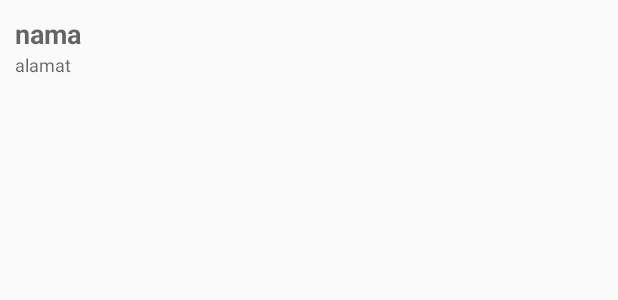
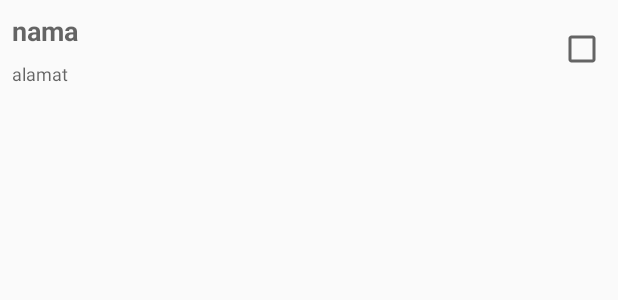
Before and after one commit to saputraiqbal/CariKuliner, an Android app: the layout row_pilih_data.xml on its own in the app's theme, with its tools: preview values and no code run, on a phone screen of 412 x 824 dp. Shown: the top 300 px of the screen. Run offline under Robolectric (Android 15) with nearby library versions, the phone set to English and light mode, and no system bars.

Commit message:
Phase 2 : Set data to retrieve result from web service
Phase 2 - Step 2 :
- Send data from web service to adapter to view a bunch of alternative datas that will be chosen by user
- Retrieve data chosen from adapter to packed before send it to web service

[Update]
- Use SharedPreferences instead of using Intent to store data preferences that will be used to set recommendation data from web service
- Update adapter UI

```diff
--- /dev/null
+++ b/app/src/main/res/drawable/ic_check_black_24dp.xml
@@ -0,0 +1,5 @@
+<vector android:height="24dp" android:tint="#FFFFFF"
+    android:viewportHeight="24.0" android:viewportWidth="24.0"
+    android:width="24dp" xmlns:android="http://schemas.android.com/apk/res/android">
+    <path android:fillColor="#FF000000" android:pathData="M9,16.17L4.83,12l-1.42,1.41L9,19 21,7l-1.41,-1.41z"/>
+</vector>
--- a/app/src/main/res/layout/row_pilih_data.xml
+++ b/app/src/main/res/layout/row_pilih_data.xml
@@ -1,17 +1,28 @@
 <?xml version="1.0" encoding="utf-8"?>
-<LinearLayout xmlns:android="http://schemas.android.com/apk/res/android" android:layout_width="match_parent"
+<android.support.constraint.ConstraintLayout xmlns:android="http://schemas.android.com/apk/res/android"
+    xmlns:app="http://schemas.android.com/apk/res-auto"
+    xmlns:tools="http://schemas.android.com/tools"
+    android:id="@+id/linearLayout"
+    android:layout_width="match_parent"
     android:layout_height="wrap_content">
+
+    <LinearLayout
+        android:layout_width="match_parent"
+        android:layout_height="match_parent"
+        android:orientation="horizontal"
+        android:padding="8dp">
 
         <RelativeLayout
             android:layout_width="wrap_content"
             android:layout_height="wrap_content"
-        android:layout_margin="10dp">
+            android:layout_weight="1">
 
             <TextView
                 android:id="@+id/vNamaData"
                 android:layout_width="wrap_content"
                 android:layout_height="wrap_content"
                 android:hint="nama"
+                android:singleLine="true"
                 android:textSize="18dp"
                 android:textStyle="bold" />
 
@@ -19,9 +30,21 @@
                 android:id="@+id/vAlamatData"
                 android:layout_width="wrap_content"
                 android:layout_height="wrap_content"
+                android:layout_below="@id/vNamaData"
+                android:layout_marginTop="8dp"
                 android:hint="alamat"
-            android:textSize="12dp"
-            android:layout_below="@id/vNamaData"/>
+                android:singleLine="true"
+                android:textSize="12dp" />
         </RelativeLayout>
 
+        <CheckBox
+            android:id="@+id/cbData"
+            android:layout_width="wrap_content"
+            android:layout_height="wrap_content"
+            android:layout_gravity="center_vertical"
+            android:layout_marginStart="8dp"
+            android:layout_weight="0"
+            android:checked="false"
+            android:clickable="true" />
     </LinearLayout>
+</android.support.constraint.ConstraintLayout>
```
Also changed, not shown: app/src/main/java/com/android/skripsi/carikuliner/Adapter/AdapterData.java (+44 -3 lines), app/src/main/java/com/android/skripsi/carikuliner/MainActivity.java (+6 -1 lines), app/src/main/java/com/android/skripsi/carikuliner/Model/Alternatif.java (+9 -0 lines), app/src/main/java/com/android/skripsi/carikuliner/Model/SelectedAlternatif.java (added, +13 -0 lines), app/src/main/java/com/android/skripsi/carikuliner/PilihDataActivity.java (+60 -6 lines), app/src/main/res/menu/menu_pilih_data.xml (added, +11 -0 lines). Lines whose indentation alone changed are shown as unchanged.
